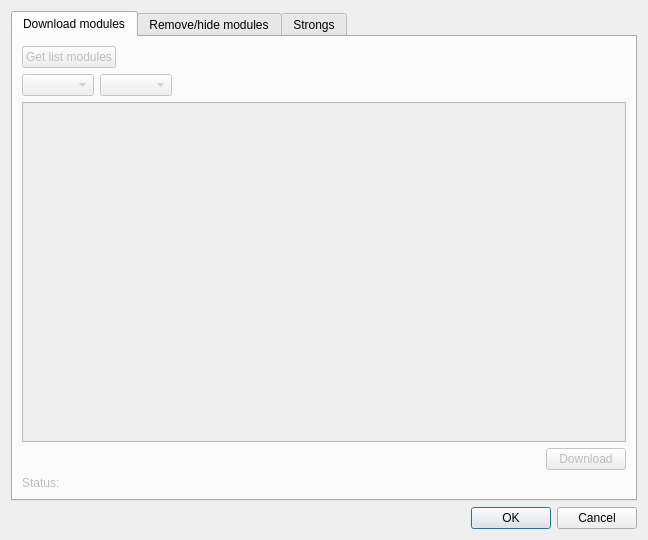
Old version of the form src/gui/dialogs/managermodules/managermodules.ui in the repository axsapronov/QSopherim.
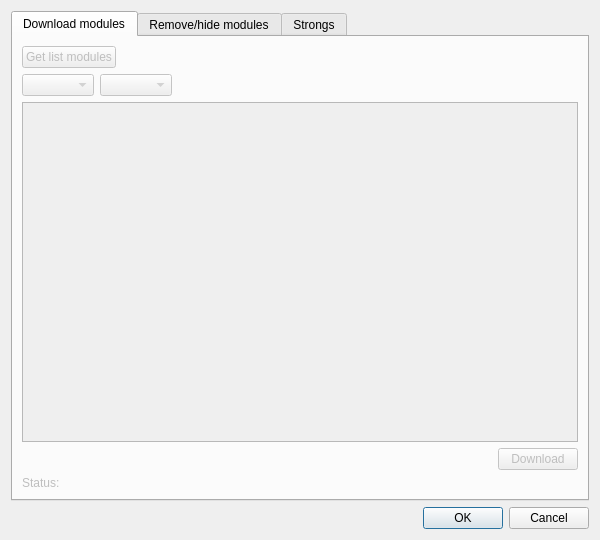
New version of the form.

```diff
--- a/src/gui/dialogs/managermodules/managermodules.ui
+++ b/src/gui/dialogs/managermodules/managermodules.ui
@@ -6,10 +6,16 @@
    <rect>
     <x>0</x>
     <y>0</y>
-    <width>648</width>
+    <width>600</width>
     <height>540</height>
    </rect>
   </property>
+  <property name="maximumSize">
+   <size>
+    <width>600</width>
+    <height>600</height>
+   </size>
+  </property>
   <property name="windowTitle">
    <string>Dialog</string>
   </property>
```
